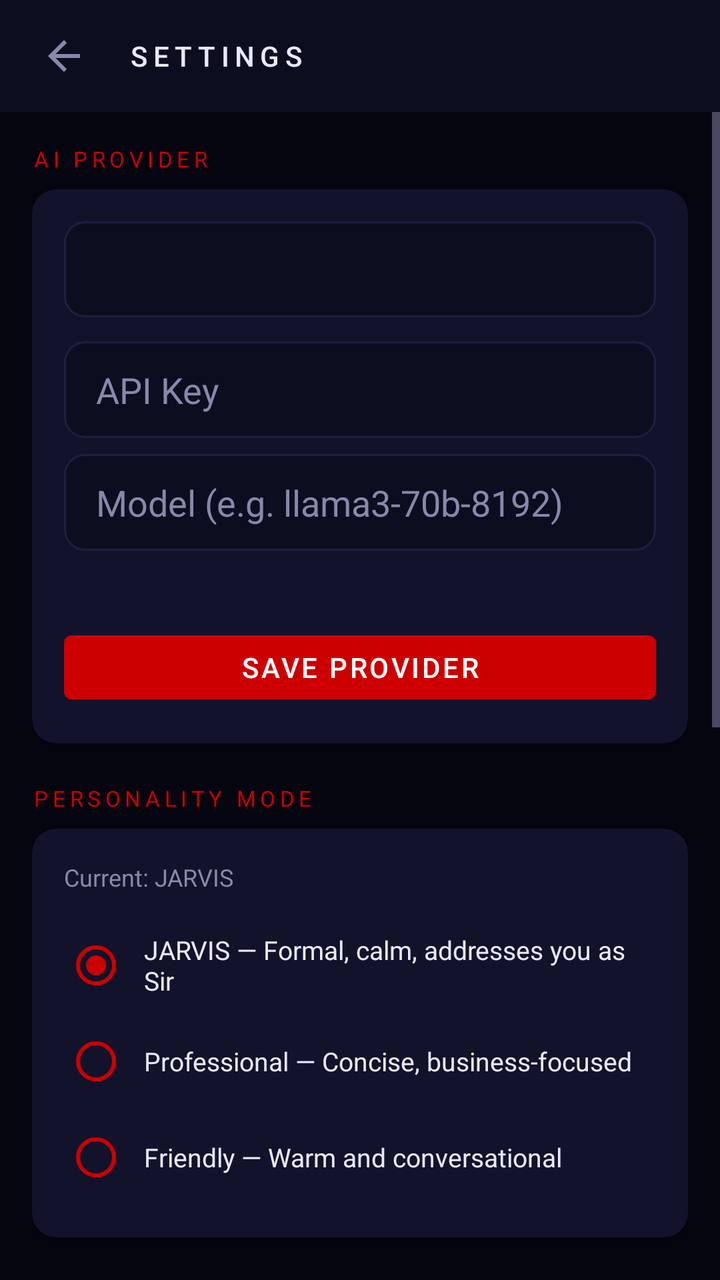
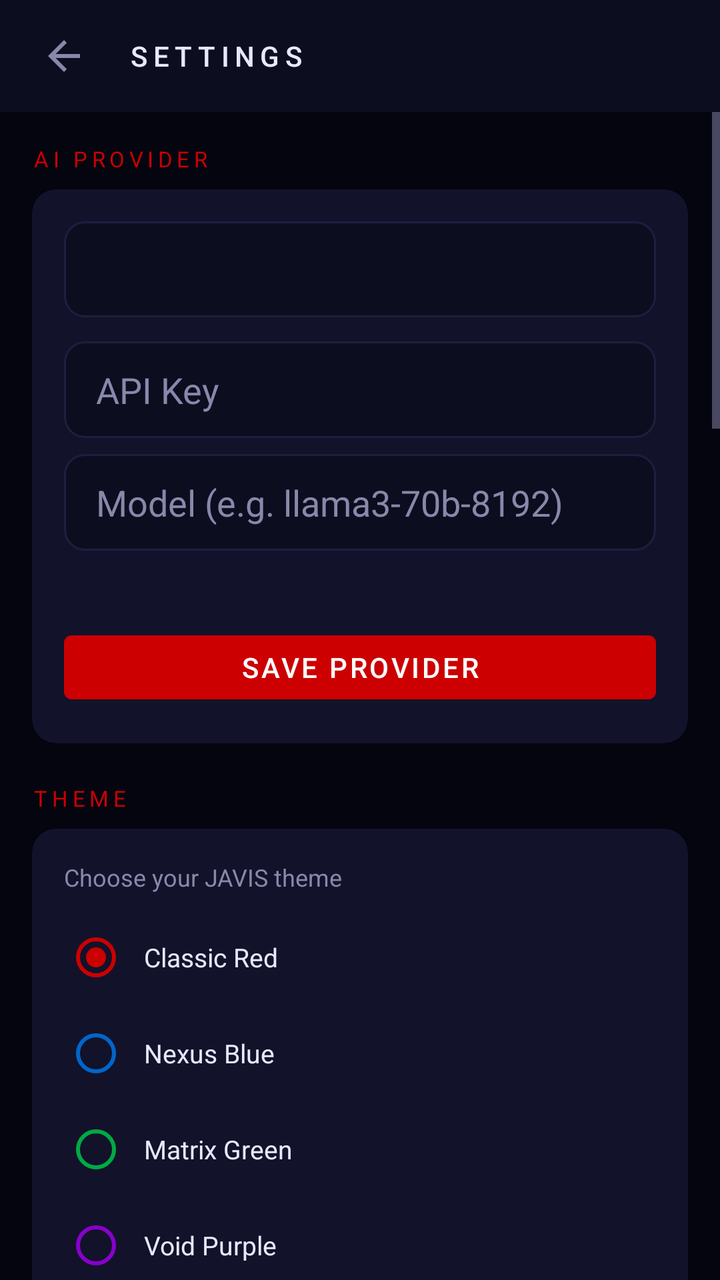

An Android layout rendered at two revisions. The XML below is the earlier revision; the diff shows what the commit changed to produce the second picture.
<!-- AndroidManifest.xml: application theme Theme.JAVIS -->
<!-- res/layout/activity_settings.xml -->
<?xml version="1.0" encoding="utf-8"?>
<LinearLayout xmlns:android="http://schemas.android.com/apk/res/android"
    xmlns:app="http://schemas.android.com/apk/res-auto"
    android:layout_width="match_parent"
    android:layout_height="match_parent"
    android:orientation="vertical"
    android:background="@color/javis_bg">

    
    <LinearLayout
        android:layout_width="match_parent"
        android:layout_height="56dp"
        android:orientation="horizontal"
        android:gravity="center_vertical"
        android:background="@color/javis_surface"
        android:paddingHorizontal="8dp">

        <ImageButton
            android:id="@+id/btn_back"
            android:layout_width="48dp"
            android:layout_height="48dp"
            android:src="@drawable/ic_back"
            android:background="?attr/selectableItemBackgroundBorderless"
            android:tint="@color/javis_text_secondary"
            android:contentDescription="Back" />

        <TextView
            android:layout_width="wrap_content"
            android:layout_height="wrap_content"
            android:text="SETTINGS"
            android:textColor="@color/javis_text_primary"
            android:textSize="14sp"
            android:fontFamily="sans-serif-medium"
            android:letterSpacing="0.2"
            android:layout_marginStart="8dp"/>
    </LinearLayout>

    <ScrollView android:layout_width="match_parent" android:layout_height="match_parent">
        <LinearLayout
            android:layout_width="match_parent"
            android:layout_height="wrap_content"
            android:orientation="vertical"
            android:padding="16dp">

            
            <TextView
                android:layout_width="wrap_content"
                android:layout_height="wrap_content"
                android:text="AI PROVIDER"
                android:textColor="@color/javis_red"
                android:textSize="11sp"
                android:letterSpacing="0.2"
                android:layout_marginBottom="8dp"/>

            <androidx.cardview.widget.CardView
                android:layout_width="match_parent"
                android:layout_height="wrap_content"
                android:layout_marginBottom="20dp"
                app:cardBackgroundColor="@color/javis_card"
                app:cardCornerRadius="12dp">

                <LinearLayout
                    android:layout_width="match_parent"
                    android:layout_height="wrap_content"
                    android:orientation="vertical"
                    android:padding="16dp">

                    <Spinner
                        android:id="@+id/spinner_provider"
                        android:layout_width="match_parent"
                        android:layout_height="48dp"
                        android:background="@drawable/bg_input"
                        android:popupBackground="@color/javis_surface"/>

                    <EditText
                        android:id="@+id/et_api_key"
                        android:layout_width="match_parent"
                        android:layout_height="wrap_content"
                        android:layout_marginTop="12dp"
                        android:hint="API Key"
                        android:inputType="textPassword"
                        android:textColor="@color/javis_text_primary"
                        android:textColorHint="@color/javis_text_secondary"
                        android:background="@drawable/bg_input"
                        android:paddingHorizontal="16dp"
                        android:paddingVertical="12dp"/>

                    <EditText
                        android:id="@+id/et_model"
                        android:layout_width="match_parent"
                        android:layout_height="wrap_content"
                        android:layout_marginTop="8dp"
                        android:hint="Model (e.g. llama3-70b-8192)"
                        android:textColor="@color/javis_text_primary"
                        android:textColorHint="@color/javis_text_secondary"
                        android:background="@drawable/bg_input"
                        android:paddingHorizontal="16dp"
                        android:paddingVertical="12dp"/>

                    <TextView
                        android:id="@+id/tv_provider_status"
                        android:layout_width="wrap_content"
                        android:layout_height="wrap_content"
                        android:layout_marginTop="8dp"
                        android:textColor="@color/javis_green"
                        android:textSize="12sp"/>

                    <Button
                        android:id="@+id/btn_save_provider"
                        android:layout_width="match_parent"
                        android:layout_height="44dp"
                        android:layout_marginTop="12dp"
                        android:text="Save Provider"
                        android:backgroundTint="@color/javis_red"
                        android:textColor="@color/white"/>
                </LinearLayout>
            </androidx.cardview.widget.CardView>

            
            <TextView
                android:layout_width="wrap_content"
                android:layout_height="wrap_content"
                android:text="PERSONALITY MODE"
                android:textColor="@color/javis_red"
                android:textSize="11sp"
                android:letterSpacing="0.2"
                android:layout_marginBottom="8dp"/>

            <androidx.cardview.widget.CardView
                android:layout_width="match_parent"
                android:layout_height="wrap_content"
                android:layout_marginBottom="20dp"
                app:cardBackgroundColor="@color/javis_card"
                app:cardCornerRadius="12dp">

                <LinearLayout
                    android:layout_width="match_parent"
                    android:layout_height="wrap_content"
                    android:orientation="vertical"
                    android:padding="16dp">

                    <TextView
                        android:id="@+id/tv_personality_status"
                        android:layout_width="wrap_content"
                        android:layout_height="wrap_content"
                        android:text="Current: JARVIS"
                        android:textColor="@color/javis_text_secondary"
                        android:textSize="12sp"
                        android:layout_marginBottom="12dp"/>

                    <RadioGroup
                        android:id="@+id/rg_personality"
                        android:layout_width="match_parent"
                        android:layout_height="wrap_content"
                        android:orientation="vertical">

                        <RadioButton
                            android:id="@+id/rb_jarvis"
                            android:layout_width="match_parent"
                            android:layout_height="48dp"
                            android:text="JARVIS — Formal, calm, addresses you as Sir"
                            android:textColor="@color/javis_text_primary"
                            android:textSize="13sp"
                            android:buttonTint="@color/javis_red"
                            android:paddingStart="8dp"
                            android:checked="true"/>

                        <RadioButton
                            android:id="@+id/rb_professional"
                            android:layout_width="match_parent"
                            android:layout_height="48dp"
                            android:text="Professional — Concise, business-focused"
                            android:textColor="@color/javis_text_primary"
                            android:textSize="13sp"
                            android:buttonTint="@color/javis_red"
                            android:paddingStart="8dp"/>

                        <RadioButton
                            android:id="@+id/rb_friendly"
                            android:layout_width="match_parent"
                            android:layout_height="48dp"
                            android:text="Friendly — Warm and conversational"
                            android:textColor="@color/javis_text_primary"
                            android:textSize="13sp"
                            android:buttonTint="@color/javis_red"
                            android:paddingStart="8dp"/>
                    </RadioGroup>
                </LinearLayout>
            </androidx.cardview.widget.CardView>

            
            <TextView
                android:layout_width="wrap_content"
                android:layout_height="wrap_content"
                android:text="YOUR IDENTITY"
                android:textColor="@color/javis_red"
                android:textSize="11sp"
                android:letterSpacing="0.2"
                android:layout_marginBottom="8dp"/>

            <androidx.cardview.widget.CardView
                android:layout_width="match_parent"
                android:layout_height="wrap_content"
                android:layout_marginBottom="20dp"
                app:cardBackgroundColor="@color/javis_card"
                app:cardCornerRadius="12dp">

                <LinearLayout
                    android:layout_width="match_parent"
                    android:layout_height="wrap_content"
                    android:orientation="vertical"
                    android:padding="16dp">

                    <TextView
                        android:id="@+id/tv_current_name"
                        android:layout_width="wrap_content"
                        android:layout_height="wrap_content"
                        android:text="Not set"
                        android:textColor="@color/javis_text_secondary"
                        android:textSize="13sp"
                        android:layout_marginBottom="8dp"/>

                    <EditText
                        android:id="@+id/et_user_name"
                        android:layout_width="match_parent"
                        android:layout_height="wrap_content"
                        android:hint="Your name"
                        android:textColor="@color/javis_text_primary"
                        android:textColorHint="@color/javis_text_secondary"
                        android:background="@drawable/bg_input"
                        android:paddingHorizontal="16dp"
                        android:paddingVertical="12dp"/>

                    <Button
                        android:id="@+id/btn_save_name"
                        android:layout_width="match_parent"
                        android:layout_height="44dp"
                        android:layout_marginTop="8dp"
                        android:text="Save Name"
                        android:backgroundTint="@color/javis_surface"
                        android:textColor="@color/javis_text_primary"/>

                    <Button
                        android:id="@+id/btn_clear_memory"
                        android:layout_width="match_parent"
                        android:layout_height="44dp"
                        android:layout_marginTop="4dp"
                        android:text="Clear All Memory"
                        android:backgroundTint="@color/javis_surface"
                        android:textColor="@color/javis_red"/>
                </LinearLayout>
            </androidx.cardview.widget.CardView>

            
            <TextView
                android:layout_width="wrap_content"
                android:layout_height="wrap_content"
                android:text="ROUTINE LEARNING"
                android:textColor="@color/javis_red"
                android:textSize="11sp"
                android:letterSpacing="0.2"
                android:layout_marginBottom="8dp"/>

            <androidx.cardview.widget.CardView
                android:layout_width="match_parent"
                android:layout_height="wrap_content"
                android:layout_marginBottom="20dp"
                app:cardBackgroundColor="@color/javis_card"
                app:cardCornerRadius="12dp">

                <LinearLayout
                    android:layout_width="match_parent"
                    android:layout_height="wrap_content"
                    android:orientation="vertical"
                    android:padding="16dp">

                    <TextView
                        android:layout_width="wrap_content"
                        android:layout_height="wrap_content"
                        android:text="JAVIS learns your habits over time to make better suggestions."
                        android:textColor="@color/javis_text_secondary"
                        android:textSize="12sp"
                        android:layout_marginBottom="8dp"/>

                    <TextView
                        android:id="@+id/tv_routine_insights"
                        android:layout_width="match_parent"
                        android:layout_height="wrap_content"
                        android:text="Keep using JAVIS to build your routine profile."
                        android:textColor="@color/javis_green"
                        android:textSize="13sp"/>
                </LinearLayout>
            </androidx.cardview.widget.CardView>

            
            <TextView
                android:layout_width="wrap_content"
                android:layout_height="wrap_content"
                android:text="DIAGNOSTICS"
                android:textColor="@color/javis_red"
                android:textSize="11sp"
                android:letterSpacing="0.2"
                android:layout_marginBottom="8dp"/>

            <androidx.cardview.widget.CardView
                android:layout_width="match_parent"
                android:layout_height="wrap_content"
                android:layout_marginBottom="32dp"
                app:cardBackgroundColor="@color/javis_card"
                app:cardCornerRadius="12dp">

                <LinearLayout
                    android:layout_width="match_parent"
                    android:layout_height="wrap_content"
                    android:orientation="vertical"
                    android:padding="16dp">

                    <Button
                        android:id="@+id/btn_voice_diagnostics"
                        android:layout_width="match_parent"
                        android:layout_height="44dp"
                        android:text="Voice Diagnostics"
                        android:backgroundTint="@color/javis_surface"
                        android:textColor="@color/javis_text_primary"/>
                </LinearLayout>
            </androidx.cardview.widget.CardView>

        </LinearLayout>
    </ScrollView>
</LinearLayout>
<!-- resources referenced by this layout -->
<resources>
  <color name="javis_bg">#050510</color>
  <color name="javis_card">#12122A</color>
  <color name="javis_green">#00CC50</color>
  <color name="javis_red">#CC0000</color>
  <color name="javis_surface">#0D0D20</color>
  <color name="javis_text_primary">#E8E8FF</color>
  <color name="javis_text_secondary">#8888AA</color>
  <color name="white">#FFFFFFFF</color>
  <!-- drawable bg_input (drawable) -->
  <?xml version="1.0" encoding="utf-8"?>
  <shape xmlns:android="http://schemas.android.com/apk/res/android">
      <solid android:color="#0D0D20"/>
      <corners android:radius="10dp"/>
      <stroke android:width="1dp" android:color="#1E1E40"/>
  </shape>
  <!-- drawable ic_back (drawable) -->
  <?xml version="1.0" encoding="utf-8"?>
  <vector xmlns:android="http://schemas.android.com/apk/res/android"
      android:width="24dp" android:height="24dp"
      android:viewportWidth="24" android:viewportHeight="24">
      <path android:fillColor="#8888AA"
          android:pathData="M20,11H7.83l5.59-5.59L12,4l-8,8 8,8 1.41-1.41L7.83,13H20v-2z"/>
  </vector>
  <style name="Theme.JAVIS" parent="Theme.MaterialComponents.DayNight.NoActionBar">
          <item name="colorPrimary">@color/javis_red</item>
          <item name="colorPrimaryVariant">@color/javis_red_bright</item>
          <item name="colorOnPrimary">@color/white</item>
          <item name="colorSecondary">@color/javis_green</item>
          <item name="colorOnSecondary">@color/black</item>
          <item name="android:colorBackground">@color/javis_bg</item>
          <item name="android:textColorPrimary">@color/javis_text_primary</item>
          <item name="android:textColorSecondary">@color/javis_text_secondary</item>
          <item name="android:windowBackground">@color/javis_bg</item>
          <item name="android:statusBarColor">@color/javis_bg</item>
          <item name="android:navigationBarColor">@color/javis_bg</item>
          <item name="android:windowLightStatusBar">false</item>
      </style>
  <color name="javis_red_bright">#FF1A1A</color>
  <color name="black">#FF000000</color>
</resources>

<!-- the commit's change to res/layout/activity_settings.xml (unified diff, before → after) -->
@@ -120,6 +120,284 @@
             <TextView
                 android:layout_width="wrap_content"
                 android:layout_height="wrap_content"
+                android:text="THEME"
+                android:textColor="@color/javis_red"
+                android:textSize="11sp"
+                android:letterSpacing="0.2"
+                android:layout_marginBottom="8dp"/>
+
+            <androidx.cardview.widget.CardView
+                android:layout_width="match_parent"
+                android:layout_height="wrap_content"
+                android:layout_marginBottom="20dp"
+                app:cardBackgroundColor="@color/javis_card"
+                app:cardCornerRadius="12dp">
+
+                <LinearLayout
+                    android:layout_width="match_parent"
+                    android:layout_height="wrap_content"
+                    android:orientation="vertical"
+                    android:padding="16dp">
+
+                    <TextView
+                        android:layout_width="wrap_content"
+                        android:layout_height="wrap_content"
+                        android:text="Choose your JAVIS theme"
+                        android:textColor="@color/javis_text_secondary"
+                        android:textSize="12sp"
+                        android:layout_marginBottom="8dp"/>
+
+                    <RadioGroup
+                        android:id="@+id/rg_theme"
+                        android:layout_width="match_parent"
+                        android:layout_height="wrap_content"
+                        android:orientation="vertical">
+
+                        <RadioButton
+                            android:id="@+id/rb_theme_red"
+                            android:layout_width="match_parent"
+                            android:layout_height="48dp"
+                            android:text="Classic Red"
+                            android:textColor="@color/javis_text_primary"
+                            android:textSize="13sp"
+                            android:buttonTint="@color/javis_red"
+                            android:paddingStart="8dp"
+                            android:checked="true"/>
+
+                        <RadioButton
+                            android:id="@+id/rb_theme_blue"
+                            android:layout_width="match_parent"
+                            android:layout_height="48dp"
+                            android:text="Nexus Blue"
+                            android:textColor="@color/javis_text_primary"
+                            android:textSize="13sp"
+                            android:buttonTint="@color/theme_blue_primary"
+                            android:paddingStart="8dp"/>
+
+                        <RadioButton
+                            android:id="@+id/rb_theme_green"
+                            android:layout_width="match_parent"
+                            android:layout_height="48dp"
+                            android:text="Matrix Green"
+                            android:textColor="@color/javis_text_primary"
+                            android:textSize="13sp"
+                            android:buttonTint="@color/theme_green_primary"
+                            android:paddingStart="8dp"/>
+
+                        <RadioButton
+                            android:id="@+id/rb_theme_purple"
+                            android:layout_width="match_parent"
+                            android:layout_height="48dp"
+                            android:text="Void Purple"
+                            android:textColor="@color/javis_text_primary"
+                            android:textSize="13sp"
+                            android:buttonTint="@color/theme_purple_primary"
+                            android:paddingStart="8dp"/>
+
+                        <RadioButton
+                            android:id="@+id/rb_theme_orange"
+                            android:layout_width="match_parent"
+                            android:layout_height="48dp"
+                            android:text="Solar Orange"
+                            android:textColor="@color/javis_text_primary"
+                            android:textSize="13sp"
+                            android:buttonTint="@color/theme_orange_primary"
+                            android:paddingStart="8dp"/>
+                    </RadioGroup>
+                </LinearLayout>
+            </androidx.cardview.widget.CardView>
+
+            
+            <TextView
+                android:layout_width="wrap_content"
+                android:layout_height="wrap_content"
+                android:text="THEME"
+                android:textColor="@color/javis_red"
+                android:textSize="11sp"
+                android:letterSpacing="0.2"
+                android:layout_marginBottom="8dp"/>
+
+            <androidx.cardview.widget.CardView
+                android:layout_width="match_parent"
+                android:layout_height="wrap_content"
+                android:layout_marginBottom="20dp"
+                app:cardBackgroundColor="@color/javis_card"
+                app:cardCornerRadius="12dp">
+
+                <LinearLayout
+                    android:layout_width="match_parent"
+                    android:layout_height="wrap_content"
+                    android:orientation="vertical"
+                    android:padding="16dp">
+
+                    <TextView
+                        android:layout_width="wrap_content"
+                        android:layout_height="wrap_content"
+                        android:text="Choose your JAVIS theme"
+                        android:textColor="@color/javis_text_secondary"
+                        android:textSize="12sp"
+                        android:layout_marginBottom="8dp"/>
+
+                    <RadioGroup
+                        android:id="@+id/rg_theme"
+                        android:layout_width="match_parent"
+                        android:layout_height="wrap_content"
+                        android:orientation="vertical">
+
+                        <RadioButton
+                            android:id="@+id/rb_theme_red"
+                            android:layout_width="match_parent"
+                            android:layout_height="48dp"
+                            android:text="Classic Red"
+                            android:textColor="@color/javis_text_primary"
+                            android:textSize="13sp"
+                            android:buttonTint="@color/javis_red"
+                            android:paddingStart="8dp"
+                            android:checked="true"/>
+
+                        <RadioButton
+                            android:id="@+id/rb_theme_blue"
+                            android:layout_width="match_parent"
+                            android:layout_height="48dp"
+                            android:text="Nexus Blue"
+                            android:textColor="@color/javis_text_primary"
+                            android:textSize="13sp"
+                            android:buttonTint="@color/theme_blue_primary"
+                            android:paddingStart="8dp"/>
+
+                        <RadioButton
+                            android:id="@+id/rb_theme_green"
+                            android:layout_width="match_parent"
+                            android:layout_height="48dp"
+                            android:text="Matrix Green"
+                            android:textColor="@color/javis_text_primary"
+                            android:textSize="13sp"
+                            android:buttonTint="@color/theme_green_primary"
+                            android:paddingStart="8dp"/>
+
+                        <RadioButton
+                            android:id="@+id/rb_theme_purple"
+                            android:layout_width="match_parent"
+                            android:layout_height="48dp"
+                            android:text="Void Purple"
+                            android:textColor="@color/javis_text_primary"
+                            android:textSize="13sp"
+                            android:buttonTint="@color/theme_purple_primary"
+                            android:paddingStart="8dp"/>
+
+                        <RadioButton
+                            android:id="@+id/rb_theme_orange"
+                            android:layout_width="match_parent"
+                            android:layout_height="48dp"
+                            android:text="Solar Orange"
+                            android:textColor="@color/javis_text_primary"
+                            android:textSize="13sp"
+                            android:buttonTint="@color/theme_orange_primary"
+                            android:paddingStart="8dp"/>
+                    </RadioGroup>
+                </LinearLayout>
+            </androidx.cardview.widget.CardView>
+
+            
+            <TextView
+                android:layout_width="wrap_content"
+                android:layout_height="wrap_content"
+                android:text="VOICE ENGINE"
+                android:textColor="@color/javis_red"
+                android:textSize="11sp"
+                android:letterSpacing="0.2"
+                android:layout_marginBottom="8dp"/>
+
+            <androidx.cardview.widget.CardView
+                android:layout_width="match_parent"
+                android:layout_height="wrap_content"
+                android:layout_marginBottom="20dp"
+                app:cardBackgroundColor="@color/javis_card"
+                app:cardCornerRadius="12dp">
+
+                <LinearLayout
+                    android:layout_width="match_parent"
+                    android:layout_height="wrap_content"
+                    android:orientation="vertical"
+                    android:padding="16dp">
+
+                    <TextView
+                        android:id="@+id/tv_voice_status"
+                        android:layout_width="wrap_content"
+                        android:layout_height="wrap_content"
+                        android:text="System TTS Active"
+                        android:textColor="@color/javis_green"
+                        android:textSize="12sp"
+                        android:layout_marginBottom="8dp"/>
+
+                    <RadioGroup
+                        android:id="@+id/rg_tts_engine"
+                        android:layout_width="match_parent"
+                        android:layout_height="wrap_content"
+                        android:orientation="vertical">
+
+                        <RadioButton
+                            android:id="@+id/rb_tts_system"
+                            android:layout_width="match_parent"
+                            android:layout_height="48dp"
+                            android:text="System TTS (Kokoro / Android)"
+                            android:textColor="@color/javis_text_primary"
+                            android:textSize="13sp"
+                            android:buttonTint="@color/javis_red"
+                            android:paddingStart="8dp"
+                            android:checked="true"/>
+
+                        <RadioButton
+                            android:id="@+id/rb_tts_eleven"
+                            android:layout_width="match_parent"
+                            android:layout_height="48dp"
+                            android:text="Eleven Labs (requires API key)"
+                            android:textColor="@color/javis_text_primary"
+                            android:textSize="13sp"
+                            android:buttonTint="@color/javis_red"
+                            android:paddingStart="8dp"/>
+                    </RadioGroup>
+
+                    <EditText
+                        android:id="@+id/et_eleven_api_key"
+                        android:layout_width="match_parent"
+                        android:layout_height="wrap_content"
+                        android:layout_marginTop="12dp"
+                        android:hint="Eleven Labs API Key"
+                        android:inputType="textPassword"
+                        android:textColor="@color/javis_text_primary"
+                        android:textColorHint="@color/javis_text_secondary"
+                        android:background="@drawable/bg_input"
+                        android:paddingHorizontal="16dp"
+                        android:paddingVertical="12dp"/>
+
+                    <EditText
+                        android:id="@+id/et_eleven_voice_id"
+                        android:layout_width="match_parent"
+                        android:layout_height="wrap_content"
+                        android:layout_marginTop="8dp"
+                        android:hint="Voice ID (default: Rachel)"
+                        android:textColor="@color/javis_text_primary"
+                        android:textColorHint="@color/javis_text_secondary"
+                        android:background="@drawable/bg_input"
+                        android:paddingHorizontal="16dp"
+                        android:paddingVertical="12dp"/>
+
+                    <Button
+                        android:id="@+id/btn_save_voice"
+                        android:layout_width="match_parent"
+                        android:layout_height="44dp"
+                        android:layout_marginTop="12dp"
+                        android:text="Save Voice Settings"
+                        android:backgroundTint="@color/javis_red"
+                        android:textColor="@color/white"/>
+                </LinearLayout>
+            </androidx.cardview.widget.CardView>
+
+            
+            <TextView
+                android:layout_width="wrap_content"
+                android:layout_height="wrap_content"
                 android:text="PERSONALITY MODE"
                 android:textColor="@color/javis_red"
                 android:textSize="11sp"
<!-- resource entries referenced after the edit -->
@@ -7,6 +7,10 @@
   <color name="javis_surface">#0D0D20</color>
   <color name="javis_text_primary">#E8E8FF</color>
   <color name="javis_text_secondary">#8888AA</color>
+  <color name="theme_blue_primary">#0066CC</color>
+  <color name="theme_green_primary">#00AA44</color>
+  <color name="theme_orange_primary">#CC6600</color>
+  <color name="theme_purple_primary">#8800CC</color>
   <color name="white">#FFFFFFFF</color>
   <!-- drawable bg_input (drawable) -->
   <?xml version="1.0" encoding="utf-8"?>
